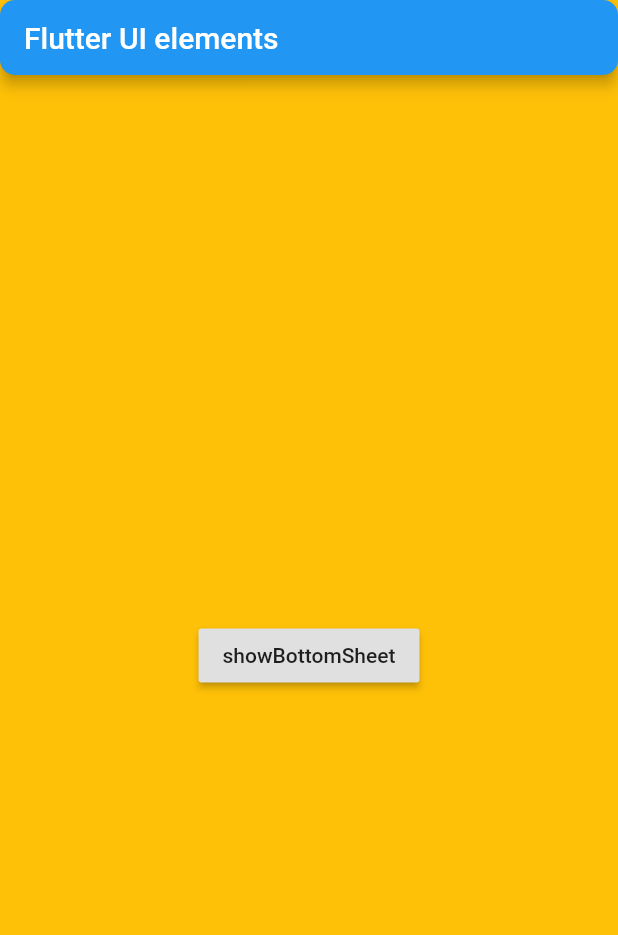
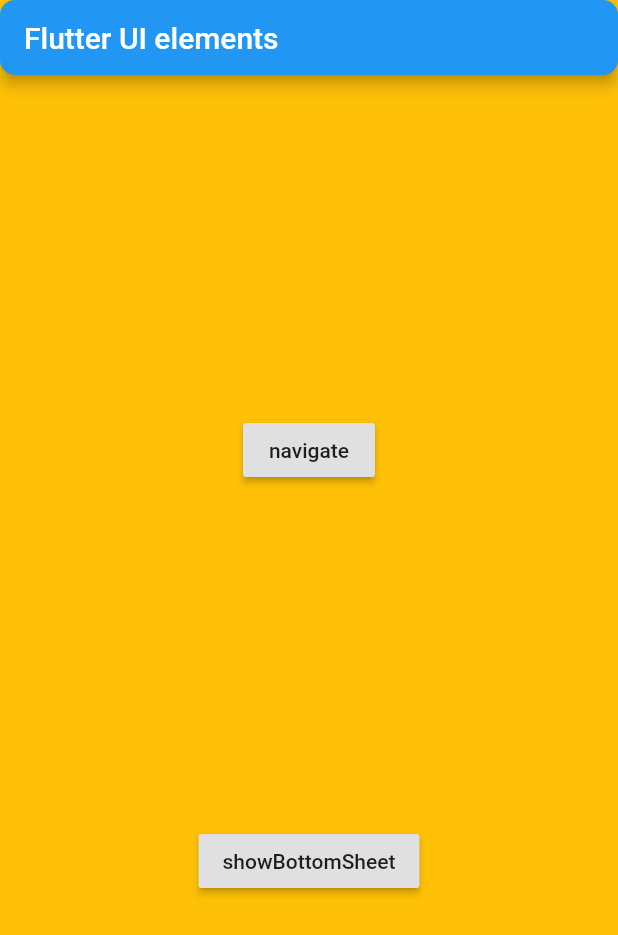
Before and after one commit to happy-san/flutter_tinker, a Flutter app: the screen it shows after launch, on a phone screen of 412 x 824 dp. Shown: the top 935 px of the screen. Run offline on Flutter 3.47's test engine with Material 2 defaults, Android fonts, the phone set to English and light mode, and no system bars; our stand-ins replace shared_preferences; missing offline and left inert: android_alarm_manager.

Commit message:
add navigate screen

```diff
--- a/ui/lib/main.dart
+++ b/ui/lib/main.dart
@@ -1,5 +1,6 @@
 import 'package:flutter/material.dart';
 
+import 'screens/hello_screen.dart';
 import 'widgets/appbar.dart';
 import 'widgets/bottom_sheet_button.dart';
 
@@ -40,7 +41,21 @@ class _MyHomePageState extends State<MyHomePage> {
     return Scaffold(
       appBar: MyAppBar(widget.title),
       body: Center(
-        child: BottomSheetButton(context),
+        child: Column(
+          mainAxisAlignment: MainAxisAlignment.spaceEvenly,
+          children: <Widget>[
+            RaisedButton(
+              child: Text('navigate'),
+              onPressed: () => Navigator.push(
+                context,
+                MaterialPageRoute(builder: (context) {
+                  return Hello();
+                }),
+              ),
+            ),
+            BottomSheetButton(context),
+          ],
+        ),
       ),
     );
   }
```
Also changed, not shown: ui/lib/screens/hello_screen.dart (added, +15 -0 lines).
